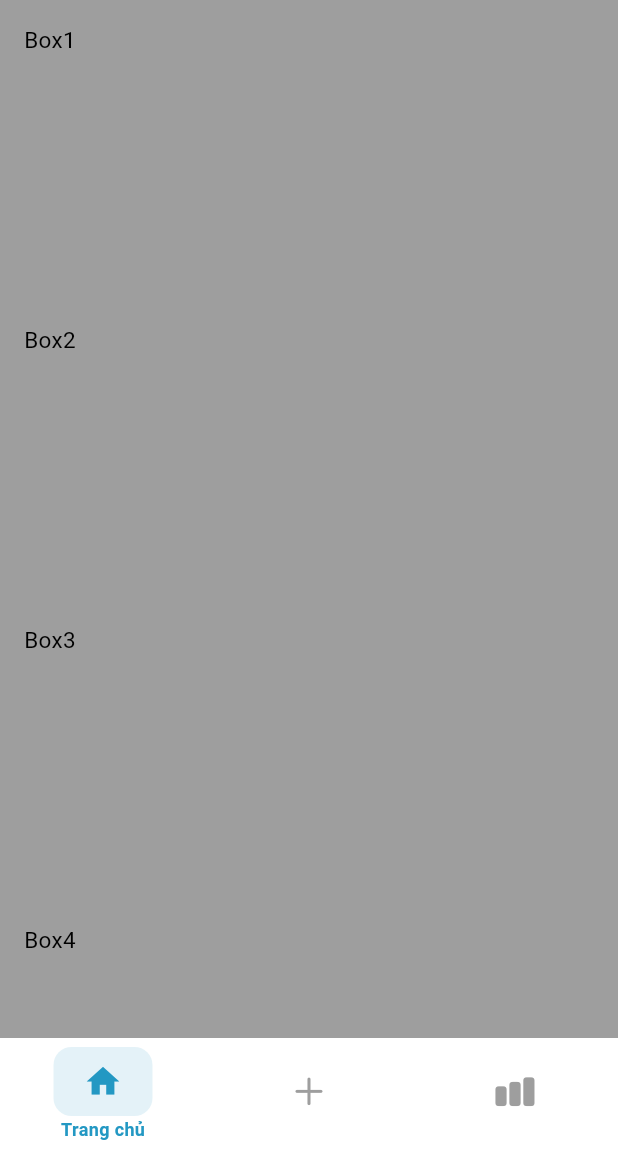
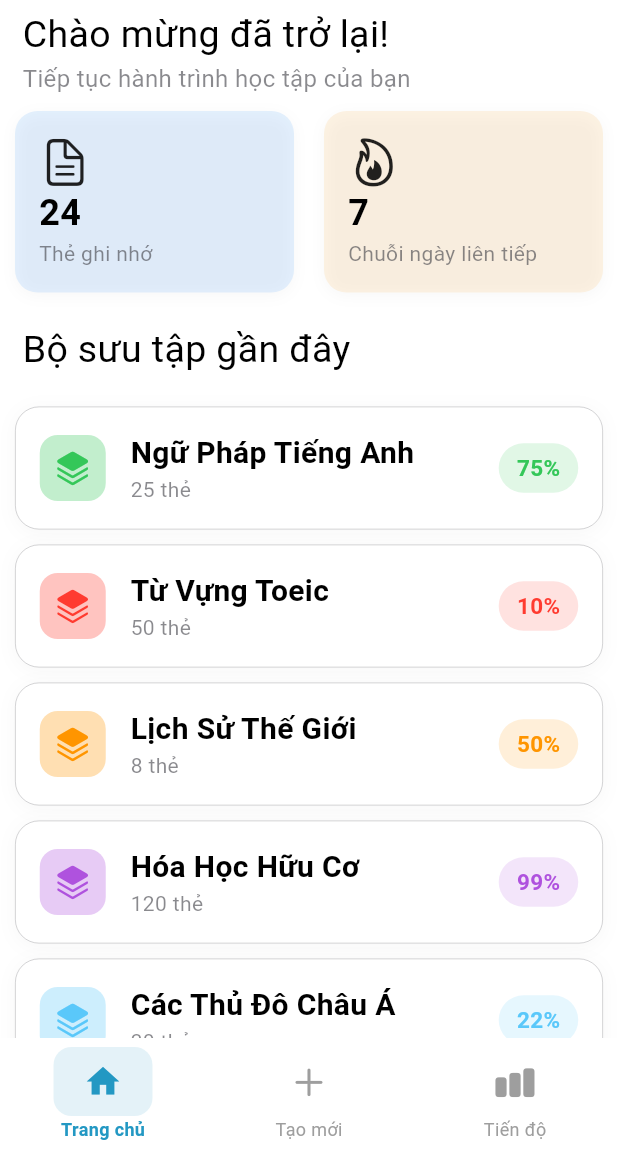
Before and after one commit to pathin33/-2025_LTTBDD_N04_Nhom_Thien., a Flutter app: the HomeScreen screen opened by its route, on a phone screen of 412 x 824 dp, the part 84-1236 px from its top. Run offline on Flutter 3.47's test engine with Material 3 defaults, Android fonts, the phone set to English and light mode, and no system bars; our stand-ins replace font_awesome_flutter, go_router; Roboto replaces fonts that are missing (SFProDisplay).

Commit message:
xây dựng xong giao diện trang màn hình chính của app gồm hiển thị các ô để thống kê và các bộ sưu tập các thẻ flashcards

```diff
--- a/lib/screens/author_screen.dart
+++ b/lib/screens/author_screen.dart
@@ -25,6 +25,7 @@ class AuthorScreen extends StatelessWidget {
     required String title,
     required String subtitle,
     required Color color,
+
   }) {
     return Container(
       margin: const EdgeInsets.symmetric(horizontal: 16, vertical: 8),
--- a/lib/screens/home_screen.dart
+++ b/lib/screens/home_screen.dart
@@ -1,6 +1,7 @@
 import 'package:btl_moblie/widgets/appbarhome_widget.dart';
 import 'package:btl_moblie/widgets/bottomnavigationbar_widget.dart';
 import 'package:btl_moblie/widgets/sildebar_widget.dart';
+import 'package:flutter/cupertino.dart';
 import 'package:flutter/material.dart';
 
 class HomeScreen extends StatefulWidget {
@@ -23,51 +24,92 @@ class _HomeScreenState extends State<HomeScreen> {
         ],
         body: ListView(
           children: [
-            Column(
+            //Text chao mung quay lai
+            Container(
+              margin: const EdgeInsets.symmetric(horizontal: 15, vertical: 5),
+              child: Column(
+                crossAxisAlignment: CrossAxisAlignment.start,
+                children: [
+                  const Text(
+                    "Chào mừng đã trở lại!",
+                    style: TextStyle(
+                      color: CupertinoColors.label,
+                      fontSize: 25,
+                    ),
+                  ),
+                  const Text(
+                    "Tiếp tục hành trình học tập của bạn",
+                    style: TextStyle(
+                      color: CupertinoColors.secondaryLabel,
+                      fontSize: 16,
+                    ),
+                  ),
+                ],
+              ),
+            ),
+            //O thong ke so the ghi nho va chuoi ngay lien tuc
+            Row(
               children: [
-                Container(
-                  height: 200,
-                  width: double.infinity,
-                  padding: EdgeInsets.all(16),
-                  decoration: BoxDecoration(color: Colors.grey),
-                  child: Text("Box1"),
+                Expanded(
+                  child: buildCardStatistics(
+                    icon: CupertinoIcons.doc_text,
+                    number: "24",
+                    sub: "Thẻ ghi nhớ",
+                    bgColor: CupertinoColors.systemBlue.withOpacity(0.1),
+                  ),
                 ),
-                Container(
-                  height: 200,
-                  width: double.infinity,
-                  padding: EdgeInsets.all(16),
-                  decoration: BoxDecoration(color: Colors.grey),
-                  child: Text("Box2"),
-                ),
-                Container(
-                  height: 200,
-                  width: double.infinity,
-                  padding: EdgeInsets.all(16),
-                  decoration: BoxDecoration(color: Colors.grey),
-                  child: Text("Box3"),
-                ),
-                Container(
-                  height: 200,
-                  width: double.infinity,
-                  padding: EdgeInsets.all(16),
-                  decoration: BoxDecoration(color: Colors.grey),
-                  child: Text("Box4"),
-                ),
-                Container(
-                  height: 200,
-                  width: double.infinity,
-                  padding: EdgeInsets.all(16),
-                  decoration: BoxDecoration(color: Colors.grey),
-                  child: Text("Box5"),
-                ),
-                Container(
-                  height: 200,
-                  width: double.infinity,
-                  padding: EdgeInsets.all(16),
-                  decoration: BoxDecoration(color: Colors.grey),
-                  child: Text("Box6"),
+                Expanded(
+                  child: buildCardStatistics(
+                    icon: CupertinoIcons.flame,
+                    number: "7",
+                    sub: "Chuỗi ngày liên tiếp",
+                    bgColor: CupertinoColors.systemOrange.withOpacity(0.1),
+                  ),
                 ),
               ],
+            ),
+            Container(
+              margin: const EdgeInsets.symmetric(horizontal: 15, vertical: 15),
+              child: const Text(
+                "Bộ sưu tập gần đây",
+                style: TextStyle(color: CupertinoColors.label, fontSize: 25),
+              ),
+            ),
+            //cac bo the
+            buildDecks(
+              context: context,
+              title: "Ngữ Pháp Tiếng Anh",
+              numberCards: 25,
+              color: CupertinoColors.systemGreen,
+              progress: 75, // Tiến độ 1
+            ),
+            buildDecks(
+              context: context,
+              title: "Từ Vựng Toeic",
+              numberCards: 50,
+              color: CupertinoColors.systemRed,
+              progress: 10,
+            ),
+            buildDecks(
+              context: context,
+              title: "Lịch Sử Thế Giới",
+              numberCards: 8,
+              color: CupertinoColors.systemOrange,
+              progress: 50,
+            ),
+            buildDecks(
+              context: context,
+              title: "Hóa Học Hữu Cơ",
+              numberCards: 120,
+              color: CupertinoColors.systemPurple,
+              progress: 99, // Tiến độ 4
+            ),
+            buildDecks(
+              context: context,
+              title: "Các Thủ Đô Châu Á",
+              numberCards: 30,
+              color: CupertinoColors.systemTeal,
+              progress: 22,
             ),
           ],
         ),
@@ -75,4 +117,132 @@ class _HomeScreenState extends State<HomeScreen> {
       bottomNavigationBar: const BottomnavigationbarWidget(),
     );
   }
+  //ham tra ve 1 container hien thi ten bo suu tap, so the ghi nho, tien do hoan thanh
+  Widget buildDecks({
+    required BuildContext context,
+    required String title,
+    required int numberCards,
+    required int progress,
+    required Color color,
+  }) {
+    return GestureDetector(
+      onTap: () {
+        //xu li su kien nhan vao bo suu tap va chuyen sang man hinh flashcard
+      },
+      child: Container(
+        padding: EdgeInsets.all(16),
+        margin: EdgeInsets.symmetric(horizontal: 10, vertical: 5),
+        decoration: BoxDecoration(
+          color: CupertinoColors.systemBackground,
+          boxShadow: [
+            BoxShadow(
+              color: Colors.black.withOpacity(0.03),
+              blurRadius: 10,
+              offset: Offset(0, 2),
+            ),
+          ],
+          borderRadius: BorderRadius.circular(16),
+          border: Border.all(
+            color: CupertinoColors.separator.withOpacity(0.3),
+            width: 0.5,
+          ),
+        ),
+        child: Row(
+          children: [
+            Container(
+              width: 44,
+              height: 44,
+              decoration: BoxDecoration(
+                color: color.withOpacity(0.3),
+                borderRadius: BorderRadius.circular(12),
+              ),
+              child: Icon(
+                CupertinoIcons.square_stack_3d_up_fill,
+                color: color,
+                size: 24,
+              ),
+            ),
+            SizedBox(width: MediaQuery.of(context).size.width * 0.04),
+            Expanded(
+              child: Column(
+                crossAxisAlignment: CrossAxisAlignment.start,
+                children: [
+                  Text(
+                    title,
+                    style: TextStyle(
+                      fontSize: 20,
+                      fontWeight: FontWeight.w600,
+                      color: CupertinoColors.label,
+                    ),
+                  ),
+                  Text(
+                    "${numberCards} thẻ",
+                    style: TextStyle(
+                      fontSize: 14,
+                      color: CupertinoColors.secondaryLabel,
+                    ),
+                  ),
+                ],
+              ),
+            ),
+            Container(
+              padding: EdgeInsets.symmetric(horizontal: 12, vertical: 6),
+              decoration: BoxDecoration(
+                color: color.withOpacity(0.15),
+                borderRadius: BorderRadius.circular(20),
+              ),
+              child: Text(
+                "${progress}%",
+                style: TextStyle(color: color, fontWeight: FontWeight.w600),
+              ),
+            ),
+          ],
+        ),
+      ),
+    );
+  }
+  //ham tra ve 1 container de thong ke(so the ghi nho,chuoi ngay dang nhap)
+  Container buildCardStatistics({
+    required String number,
+    required String sub,
+    required IconData icon,
+    required Color bgColor,
+  }) {
+    return Container(
+      margin: EdgeInsets.symmetric(horizontal: 10, vertical: 5),
+      padding: EdgeInsets.all(16),
+      decoration: BoxDecoration(
+        color: bgColor,
+        borderRadius: BorderRadius.circular(15),
+        boxShadow: [
+          BoxShadow(
+            color: Colors.black.withOpacity(0.03),
+            blurRadius: 8,
+            offset: Offset(0, 2),
+          ),
+        ],
+      ),
+      child: Column(
+        crossAxisAlignment: CrossAxisAlignment.start,
+        children: [
+          Icon(icon, size: 35),
+          Text(
+            number,
+            style: TextStyle(
+              fontSize: 24,
+              fontWeight: FontWeight.bold,
+              color: CupertinoColors.label,
+            ),
+          ),
+          Text(
+            sub,
+            style: TextStyle(
+              fontSize: 14,
+              color: CupertinoColors.secondaryLabel,
+            ),
+          ),
+        ],
+      ),
+    );
+  }
 }
--- a/lib/widgets/bottomnavigationbar_widget.dart
+++ b/lib/widgets/bottomnavigationbar_widget.dart
@@ -61,7 +61,7 @@ class _BottomnavigationbarWidgetState extends State<BottomnavigationbarWidget> {
           });
         },
         showSelectedLabels: true,
-        showUnselectedLabels: false,
+        showUnselectedLabels: true,
         selectedFontSize: 12,
         selectedLabelStyle: TextStyle(
           fontWeight: FontWeight.w700,
--- a/pubspec.yaml
+++ b/pubspec.yaml
@@ -84,7 +84,10 @@ flutter:
       fonts:
         - asset: assets/fonts/Quicksand-Bold.ttf
           weight: 700
+    - family: SFProDisplay
+      fonts:
         - asset: assets/fonts/SF-Pro-Display-Medium.otf
+          weight: 500
   #   - family: Trajan Pro
   #     fonts:
   #       - asset: fonts/TrajanPro.ttf
```
